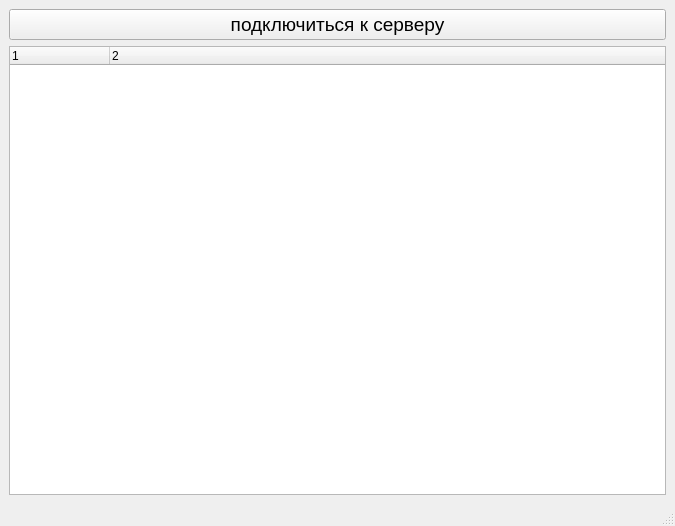
First picture: the form in mainwindow.ui, repository Zayden9/testTaskClient, before the edit.
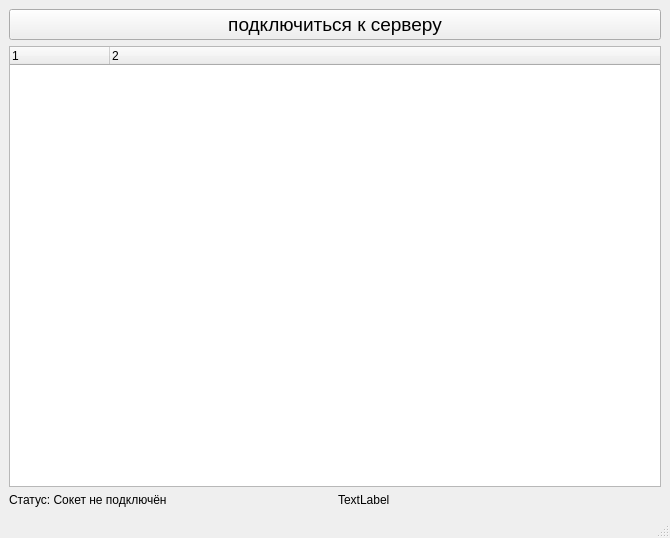
Second picture: the form after the edit.

Commit message: добавлен вывод статуса подключения и ошибок

```diff
--- a/mainwindow.ui
+++ b/mainwindow.ui
@@ -6,8 +6,8 @@
    <rect>
     <x>0</x>
     <y>0</y>
-    <width>675</width>
-    <height>526</height>
+    <width>670</width>
+    <height>538</height>
    </rect>
   </property>
   <property name="windowTitle">
@@ -44,6 +44,24 @@
       </column>
      </widget>
     </item>
+    <item row="2" column="0">
+     <layout class="QHBoxLayout" name="horizontalLayout_3">
+      <item>
+       <widget class="QLabel" name="label">
+        <property name="text">
+         <string>Статус: Сокет не подключён</string>
+        </property>
+       </widget>
+      </item>
+      <item>
+       <widget class="QLabel" name="label_2">
+        <property name="text">
+         <string>TextLabel</string>
+        </property>
+       </widget>
+      </item>
+     </layout>
+    </item>
    </layout>
   </widget>
   <widget class="QMenuBar" name="menubar">
```
Left out of the diff: 2 changed lines with no effect on the pictures. The commit also changes 2 other files.
